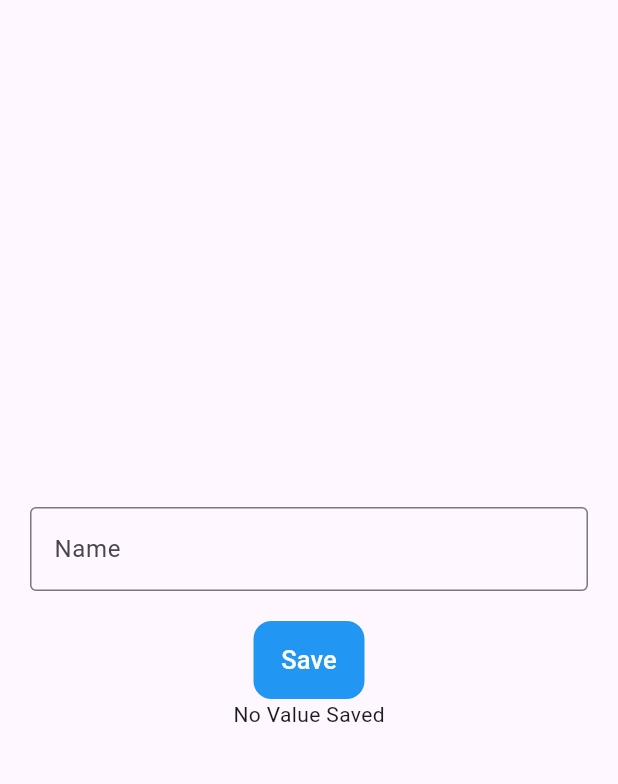
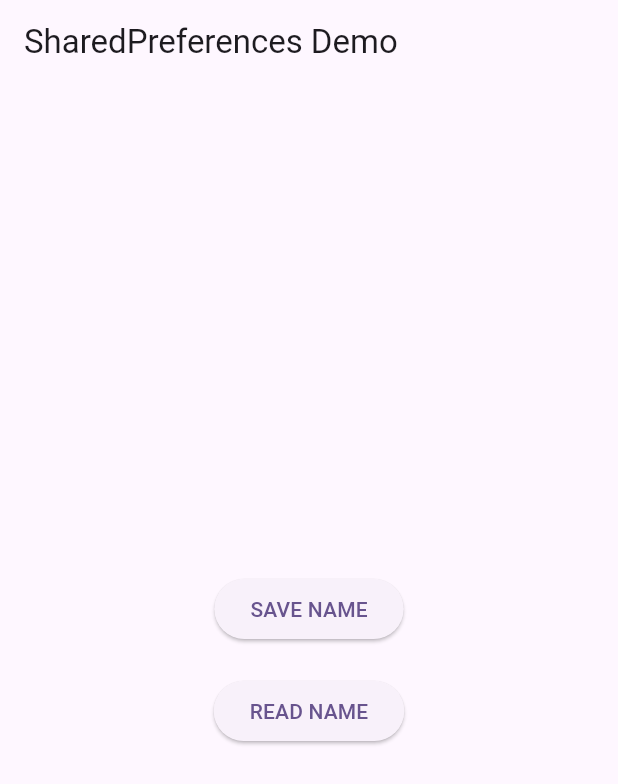
Before and after one commit to Shaurya0987/Learning-Shared-Preferences, a Flutter app: the screen it shows after launch, on a phone screen of 412 x 824 dp. Shown: the top 784 px of the screen. Run offline on Flutter 3.47's test engine with Material 3 defaults, Android fonts, the phone set to English and light mode, and no system bars; our stand-ins replace shared_preferences.

Commit message:
Set and Read Name

```diff
--- a/lib/main.dart
+++ b/lib/main.dart
@@ -16,7 +16,7 @@ class MyApp extends StatelessWidget {
       theme: ThemeData(
         colorScheme: .fromSeed(seedColor: Colors.deepPurple),
       ),
-      home: const MyHomePage(),
+      home: const DemoPage(),
     );
   }
 }
@@ -100,3 +100,42 @@ class _MyHomePageState extends State<MyHomePage> {
     });
   }
 }
+class DemoPage extends StatelessWidget {
+  const DemoPage({super.key});
+
+  // SAVE DATA
+  Future<void> saveName() async {
+    SharedPreferences prefs = await SharedPreferences.getInstance();
+    await prefs.setString('name', 'Shaurya');
+  }
+
+  // READ DATA
+  Future<void> readName() async {
+    SharedPreferences prefs = await SharedPreferences.getInstance();
+    String? name = prefs.getString('name');
+    debugPrint(name); // shows in console
+  }
+
+  @override
+  Widget build(BuildContext context) {
+    return Scaffold(
+      appBar: AppBar(title: const Text("SharedPreferences Demo")),
+      body: Center(
+        child: Column(
+          mainAxisAlignment: MainAxisAlignment.center,
+          children: [
+            ElevatedButton(
+              onPressed: saveName,
+              child: const Text("SAVE NAME"),
+            ),
+            const SizedBox(height: 20),
+            ElevatedButton(
+              onPressed: readName,
+              child: const Text("READ NAME"),
+            ),
+          ],
+        ),
+      ),
+    );
+  }
+}
```
